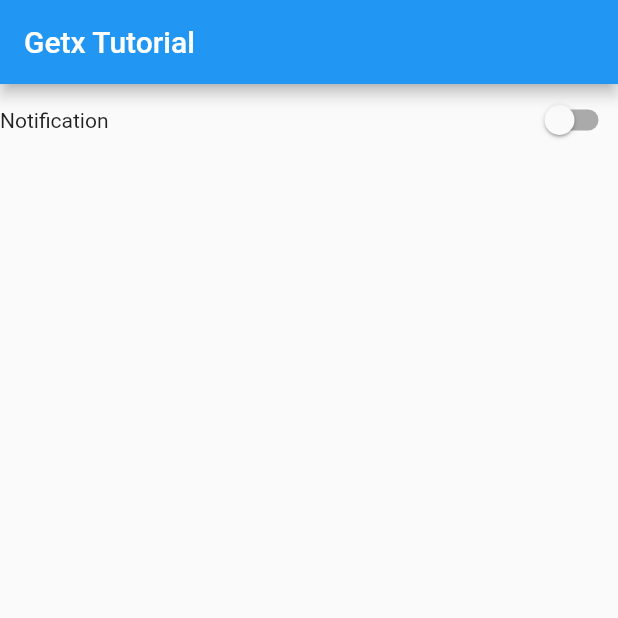
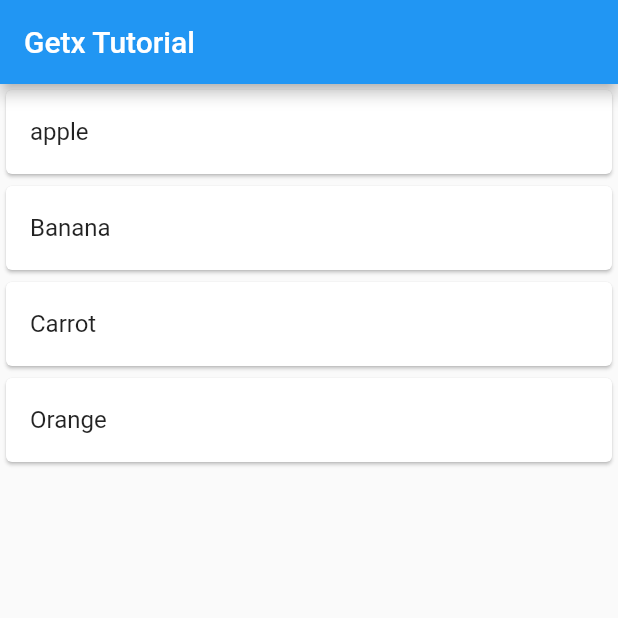
Before and after one commit to maskeyp/getx_tuto, a Flutter app: the screen it shows after launch, on a phone screen of 412 x 824 dp, the top half of it. Run offline on Flutter 3.47's test engine with Material 2 defaults, Android fonts, the phone set to English and light mode, and no system bars; our stand-ins replace get.

Commit message:
working with list using getx

```diff
--- /dev/null
+++ b/lib/favorite_controller.dart
@@ -0,0 +1,14 @@
+import 'package:get/get.dart';
+
+class FavoriteController extends GetxController {
+  RxList<String> fruitList = ['apple', 'Banana', 'Carrot', 'Orange'].obs;
+  RxList tempFruitList = [].obs;
+
+  addToFavorite(String value) {
+    tempFruitList.add(value);
+  }
+
+  removeFromFavorite(String value) {
+    tempFruitList.remove(value);
+  }
+}
--- a/lib/home_screen.dart
+++ b/lib/home_screen.dart
@@ -1,5 +1,6 @@
 import 'package:flutter/material.dart';
 import 'package:get/get.dart';
+import 'package:getx_tut/favorite_controller.dart';
 import 'package:getx_tut/notification_controller.dart';
 
 class HomeScreen extends StatefulWidget {
@@ -10,9 +11,7 @@
 }
 
 class _HomeScreenState extends State<HomeScreen> {
-  final NotificationController notificationController =
-      Get.put(NotificationController());
-
+  FavoriteController controller = Get.put(FavoriteController());
   @override
   Widget build(BuildContext context) {
     print('Rebuild');
@@ -20,18 +19,33 @@
         appBar: AppBar(
           title: const Text('Getx Tutorial'),
         ),
-        body: Row(
-          mainAxisAlignment: MainAxisAlignment.spaceBetween,
-          children: [
-            const Text('Notification'),
-            Obx(
-              () => Switch(
-                  value: notificationController.notification.value,
-                  onChanged: (value) {
-                    notificationController.setNotification(value);
-                  }),
-            )
-          ],
-        ));
+        body: ListView.builder(
+            itemCount: controller.fruitList.length,
+            itemBuilder: (context, index) {
+              return Card(
+                child: ListTile(
+                  onTap: () {
+                    if (controller.tempFruitList
+                        .contains(controller.fruitList[index].toString())) {
+                      controller.removeFromFavorite(
+                          controller.fruitList[index].toString());
+                    } else {
+                      controller.addToFavorite(
+                          controller.fruitList[index].toString());
+                    }
+                  },
+                  title: Text(controller.fruitList[index].toString()),
+                  trailing: Obx(
+                    () => Icon(
+                      Icons.favorite,
+                      color: controller.tempFruitList
+                              .contains(controller.fruitList[index].toString())
+                          ? Colors.red
+                          : Colors.white,
+                    ),
+                  ),
+                ),
+              );
+            }));
   }
 }
```
